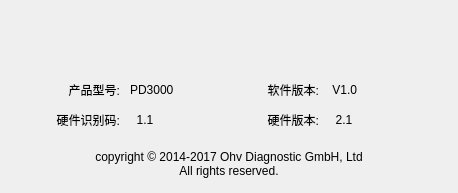
The window that Gui/Options/systeminfo.ui (rpdhunter/swbox) describes before a commit, drawn with Qt 5.
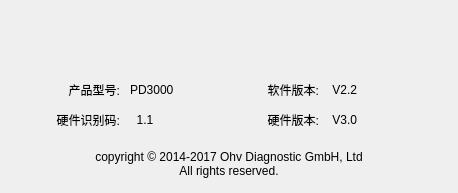
The same window after the commit.

What changed in the file:
```diff
--- a/Gui/Options/systeminfo.ui
+++ b/Gui/Options/systeminfo.ui
@@ -111,7 +111,7 @@
      <item row="2" column="3">
       <widget class="QLabel" name="label_7">
        <property name="text">
-        <string notr="true">  2.1</string>
+        <string notr="true"> V3.0</string>
        </property>
       </widget>
      </item>
@@ -138,7 +138,7 @@
      <item row="0" column="3">
       <widget class="QLabel" name="label_9">
        <property name="text">
-        <string notr="true"> V1.0</string>
+        <string notr="true"> V2.2</string>
        </property>
       </widget>
      </item>
```
